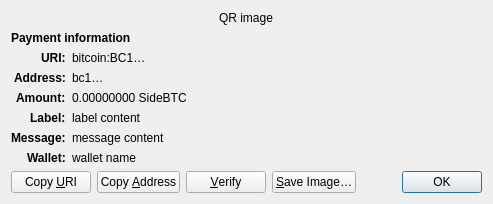
Qt form src/qt/forms/receiverequestdialog.ui (AnduroProject/coordinate) before a commit.
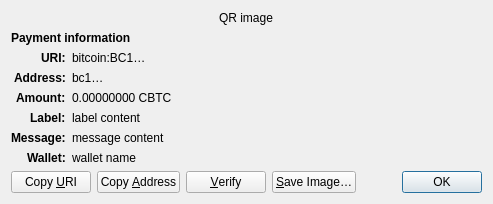
The same form after that commit. Custom widgets are drawn as their Qt base class.

Commit message: updating file to live for cbtc changes and logo changes

Diff of the .ui file:
```diff
--- a/src/qt/forms/receiverequestdialog.ui
+++ b/src/qt/forms/receiverequestdialog.ui
@@ -126,7 +126,7 @@
    <item row="4" column="1" alignment="Qt::AlignTop">
     <widget class="QLabel" name="amount_content">
      <property name="text">
-      <string notr="true">0.00000000 SideBTC</string>
+      <string notr="true">0.00000000 CBTC</string>
      </property>
      <property name="textFormat">
       <enum>Qt::PlainText</enum>
```
The commit also changes 7 other files.
